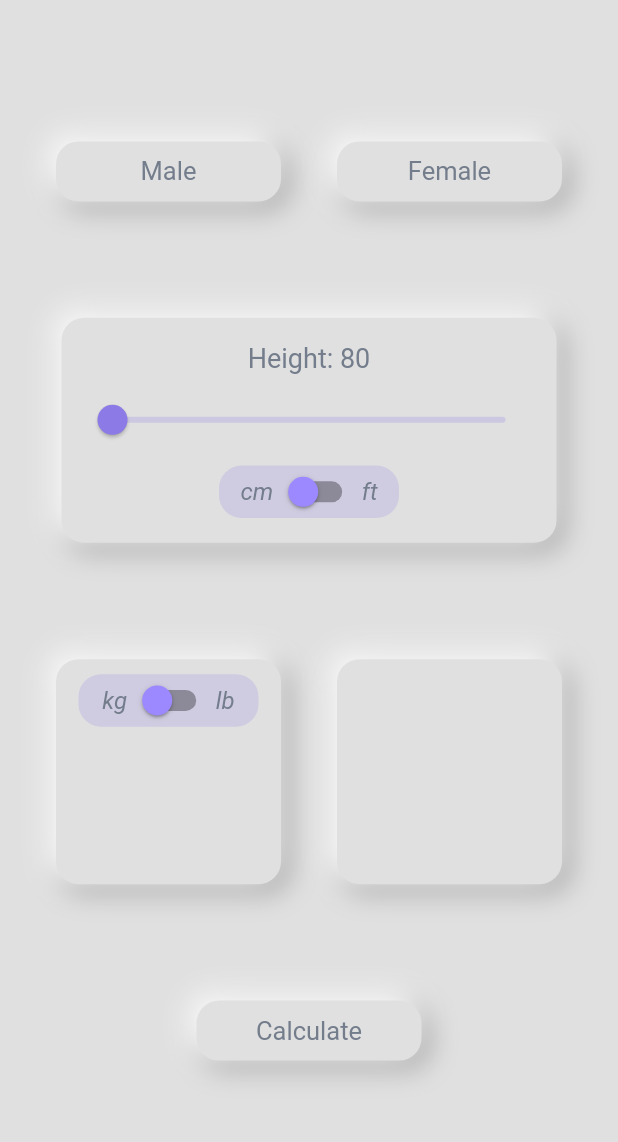
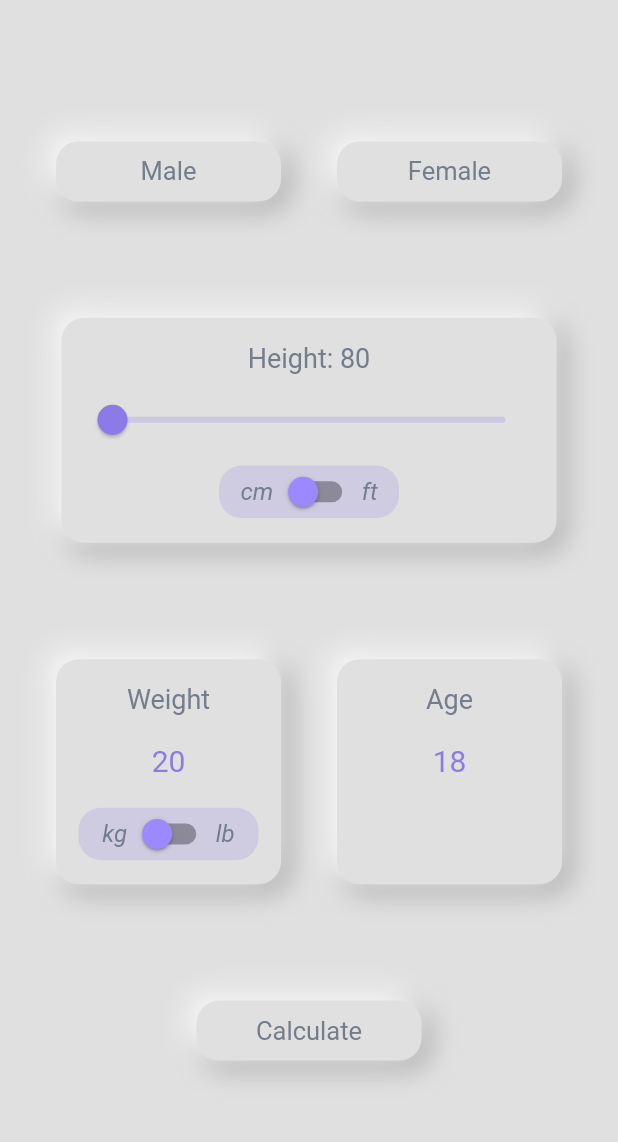
Before and after one commit to FatalError98/BMI-Calculator, a Flutter app: the screen it shows after launch, on a phone screen of 412 x 824 dp, the part 59-1201 px from its top. Run offline on Flutter 3.47's test engine with Material 2 defaults, Android fonts, the phone set to English and light mode, and no system bars; drawn by our look-alikes of numberpicker; our stand-ins replace flutter_inset_box_shadow.

Commit message:
commit 4
Adding Age and weight number picker

```diff
--- a/lib/main.dart
+++ b/lib/main.dart
@@ -38,7 +38,9 @@ class MyHomePage extends StatefulWidget {
 }
 
 class _MyHomePageState extends State<MyHomePage> {
-  double _currentValue = 80;
+  double _currentValue = 80.0;
+  int _currentWeightValue = 20;
+  int _currentAgeValue = 18;
 
   @override
   Widget build(BuildContext context) {
@@ -99,15 +101,58 @@ class _MyHomePageState extends State<MyHomePage> {
                 height: 150,
                 width: 150,
                 decoration: neumContanerEffect,
-                child: Column(children: [
-                  UnitSwitch(mainUnit: 'kg', secondaryUnit: 'lb'),
-                ]),
+                child: Column(
+                    mainAxisAlignment: MainAxisAlignment.spaceEvenly,
+                    children: [
+                      const Text(
+                        'Weight',
+                        style: TextStyle(color: sFontColor, fontSize: 18.0),
+                      ),
+                      NumberPicker(
+                        selectedTextStyle:
+                            const TextStyle(color: pColor, fontSize: 20.0),
+                        textStyle: const TextStyle(color: sFontColor),
+                        axis: Axis.horizontal,
+                        itemCount: 1,
+                        minValue: 1,
+                        maxValue: 500,
+                        value: _currentWeightValue,
+                        onChanged: (val) => setState(() {
+                          _currentWeightValue = val;
+                        }),
+                      ),
+                      UnitSwitch(mainUnit: 'kg', secondaryUnit: 'lb'),
+                    ]),
               ),
               Container(
                 padding: const EdgeInsets.all(10),
                 height: 150,
                 width: 150,
                 decoration: neumContanerEffect,
+                child: Column(
+                    mainAxisAlignment: MainAxisAlignment.spaceEvenly,
+                    children: [
+                      const Text(
+                        'Age',
+                        style: TextStyle(color: sFontColor, fontSize: 18.0),
+                      ),
+                      NumberPicker(
+                        selectedTextStyle:
+                            const TextStyle(color: pColor, fontSize: 20.0),
+                        textStyle: const TextStyle(color: sFontColor),
+                        axis: Axis.horizontal,
+                        itemCount: 1,
+                        minValue: 1,
+                        maxValue: 130,
+                        value: _currentAgeValue,
+                        onChanged: (val) => setState(() {
+                          _currentAgeValue = val;
+                        }),
+                      ),
+                      const SizedBox(
+                        height: 35,
+                      )
+                    ]),
               ),
             ],
           ),
```
